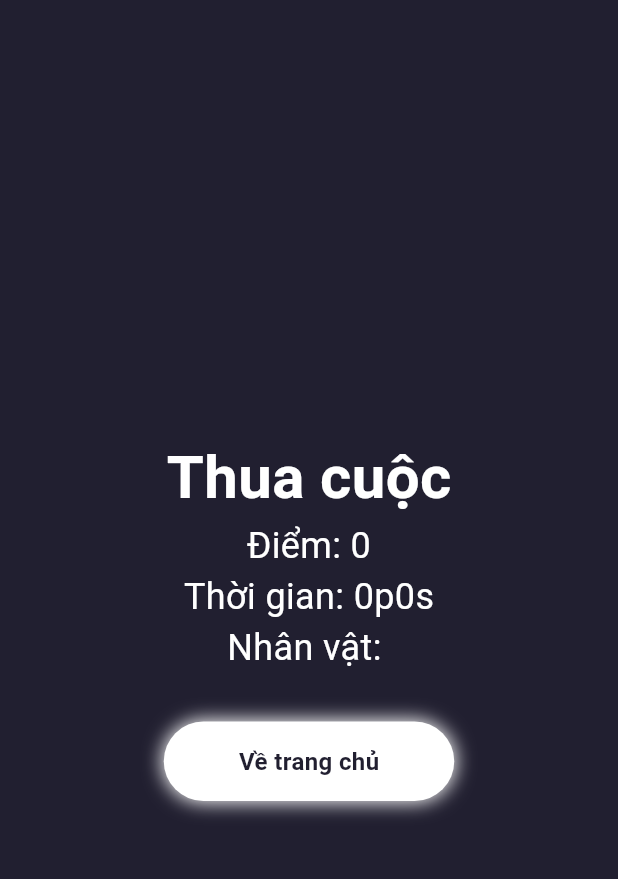
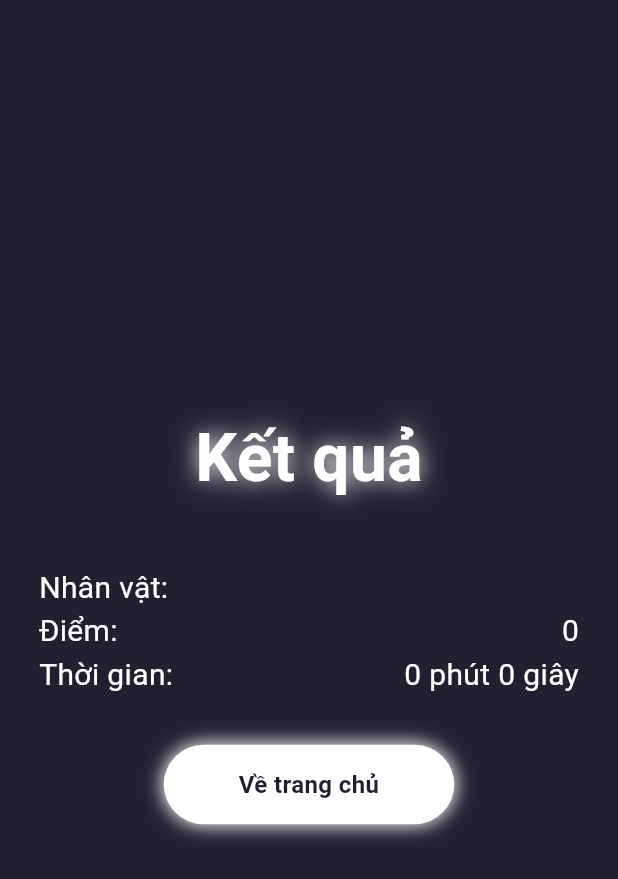
Before and after one commit to tobioxd/pixel_adventure, a Flutter app: the GameOverScreen screen opened directly, on a phone screen of 412 x 824 dp. Shown: the top 879 px of the screen. Run offline on Flutter 3.47's test engine with Material 3 defaults, Android fonts, the phone set to English and light mode, and no system bars; our stand-ins replace cloud_firestore, connectivity_plus, equatable, firebase_auth, firebase_core, flutter_bloc and 2 more; missing offline and left inert: flame, flame_audio, flame_tiled, sprite; accounts and stored records are empty.

Commit message:
add finish screen, change select character button position

```diff
--- a/lib/commons/widgets/app_button.dart
+++ b/lib/commons/widgets/app_button.dart
@@ -37,6 +37,7 @@ class AppButton extends StatelessWidget {
             color: Color(0xFF211F30),
             fontWeight: FontWeight.bold,
           ),
+          textAlign: TextAlign.center,
         ),
       ),
     );
--- a/lib/main.dart
+++ b/lib/main.dart
@@ -4,6 +4,7 @@ import 'package:flutter_bloc/flutter_bloc.dart';
 import 'package:pixel_adventure/cores/services/get_it_service.dart';
 import 'package:pixel_adventure/cores/services/network_service.dart';
 import 'package:pixel_adventure/firebase_options.dart';
+import 'package:pixel_adventure/viewModels/game_result/game_result_cubit.dart';
 import 'package:pixel_adventure/viewModels/player/player_cubit.dart';
 import 'package:pixel_adventure/viewModels/sound/sound_cubit.dart';
 import 'package:pixel_adventure/views/start/start_screen.dart';
@@ -35,6 +36,9 @@ class Game extends StatelessWidget {
         BlocProvider<PlayerCutbit>(
           create: (context) => getIt<PlayerCutbit>(),
         ),
+        BlocProvider<GameResultCubit>(
+          create: (context) => getIt<GameResultCubit>(),
+        ),
       ],
       child: const MaterialApp(
         title: 'Pixel Adventure',
--- /dev/null
+++ b/lib/viewModels/game_result/game_result_state.dart
@@ -0,0 +1,21 @@
+import 'package:equatable/equatable.dart';
+
+abstract class GameResultState extends Equatable {
+  const GameResultState();
+
+  @override
+  List<Object> get props => [];
+}
+
+class GameResultInitial extends GameResultState {}
+
+class GameResultSuccess extends GameResultState {}
+
+class GameResultFailure extends GameResultState {
+  final String message;
+
+  const GameResultFailure(this.message);
+
+  @override
+  List<Object> get props => [message];
+}
--- a/lib/views/game_over/game_over_screen.dart
+++ b/lib/views/game_over/game_over_screen.dart
@@ -1,5 +1,8 @@
 import 'package:flutter/material.dart';
+import 'package:flutter_bloc/flutter_bloc.dart';
 import 'package:pixel_adventure/commons/widgets/app_button.dart';
+import 'package:pixel_adventure/viewModels/game_result/game_result_cubit.dart';
+import 'package:pixel_adventure/viewModels/game_result/game_result_state.dart';
 import 'package:pixel_adventure/views/start/start_screen.dart';
 
 class GameOverScreen extends StatelessWidget {
@@ -16,6 +19,13 @@ class GameOverScreen extends StatelessWidget {
 
   @override
   Widget build(BuildContext context) {
+    WidgetsBinding.instance.addPostFrameCallback((timeStamp) {
+      context.read<GameResultCubit>().saveResultToDevice(
+            time: duration.inSeconds,
+            character: character,
+            points: points,
+          );
+    });
     return Scaffold(
       backgroundColor: const Color(0xFF211F30),
       body: Center(
@@ -23,33 +33,90 @@ class GameOverScreen extends StatelessWidget {
           mainAxisAlignment: MainAxisAlignment.center,
           children: [
             const Text(
-              'Thua cuộc',
+              'Kết quả',
               style: TextStyle(
-                fontSize: 40,
+                fontSize: 44,
                 color: Colors.white,
                 fontWeight: FontWeight.bold,
+                shadows: [
+                  Shadow(
+                    blurRadius: 20.0,
+                    color: Colors.white,
+                    offset: Offset(0, 0),
+                  ),
+                ],
               ),
             ),
-            Text(
-              'Điểm: $points',
-              style: const TextStyle(
-                fontSize: 24,
+            const SizedBox(
+              height: 40,
+            ),
+            BlocBuilder<GameResultCubit, GameResultState>(
+              builder: (context, state) {
+                if (state is GameResultFailure) {
+                  return SizedBox(
+                    width: 600,
+                    child: Text(state.message),
+                  );
+                }
+                return SizedBox(
+                  width: 360,
+                  child: Column(
+                    children: [
+                      Row(children: [
+                        const Text(
+                          "Nhân vật:",
+                          style: TextStyle(
+                            fontSize: 20,
                             color: Colors.white,
                           ),
                         ),
+                        const Spacer(),
                         Text(
-              'Thời gian: ${duration.inMinutes}p${duration.inSeconds.remainder(60)}s',
+                          character,
                           style: const TextStyle(
-                fontSize: 24,
+                            fontSize: 20,
                             color: Colors.white,
                           ),
                         ),
-            Text(
-              'Nhân vật: $character',
-              style: const TextStyle(
-                fontSize: 24,
+                      ]),
+                      Row(children: [
+                        const Text(
+                          "Điểm:",
+                          style: TextStyle(
+                            fontSize: 20,
                             color: Colors.white,
                           ),
+                        ),
+                        const Spacer(),
+                        Text(
+                          points.toString(),
+                          style: const TextStyle(
+                            fontSize: 20,
+                            color: Colors.white,
+                          ),
+                        ),
+                      ]),
+                      Row(children: [
+                        const Text(
+                          "Thời gian:",
+                          style: TextStyle(
+                            fontSize: 20,
+                            color: Colors.white,
+                          ),
+                        ),
+                        const Spacer(),
+                        Text(
+                          "${duration.inMinutes} phút ${duration.inSeconds % 60} giây",
+                          style: const TextStyle(
+                            fontSize: 20,
+                            color: Colors.white,
+                          ),
+                        ),
+                      ]),
+                    ],
+                  ),
+                );
+              },
             ),
             const SizedBox(
               height: 32,
--- a/pubspec.yaml
+++ b/pubspec.yaml
@@ -48,6 +48,8 @@ dependencies:
   path_provider: ^2.1.5
   path: ^1.9.0
   connectivity_plus: ^6.1.0
+  uuid: ^4.5.1
+  equatable: ^2.0.5
 
 dev_dependencies:
   flutter_test:
```
Also changed, not shown: lib/cores/services/get_it_service.dart (+22 -6 lines), lib/viewModels/game_result/game_result_cubit.dart (added, +44 -0 lines), lib/views/select_character/select_character_screen.dart (+7 -0 lines), lib/views/start/start_screen.dart (+46 -37 lines), pubspec.lock. Lines whose indentation alone changed are shown as unchanged.
